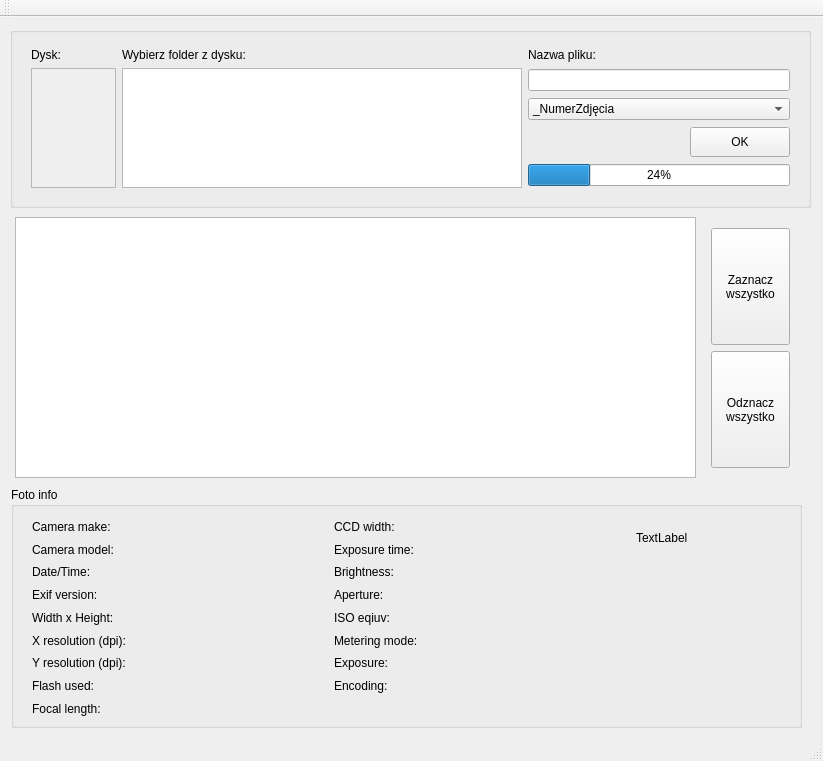
The window that Fotosy/mainwindow.ui (gorecrob/fotosywqt) describes before a commit, drawn with Qt 5.
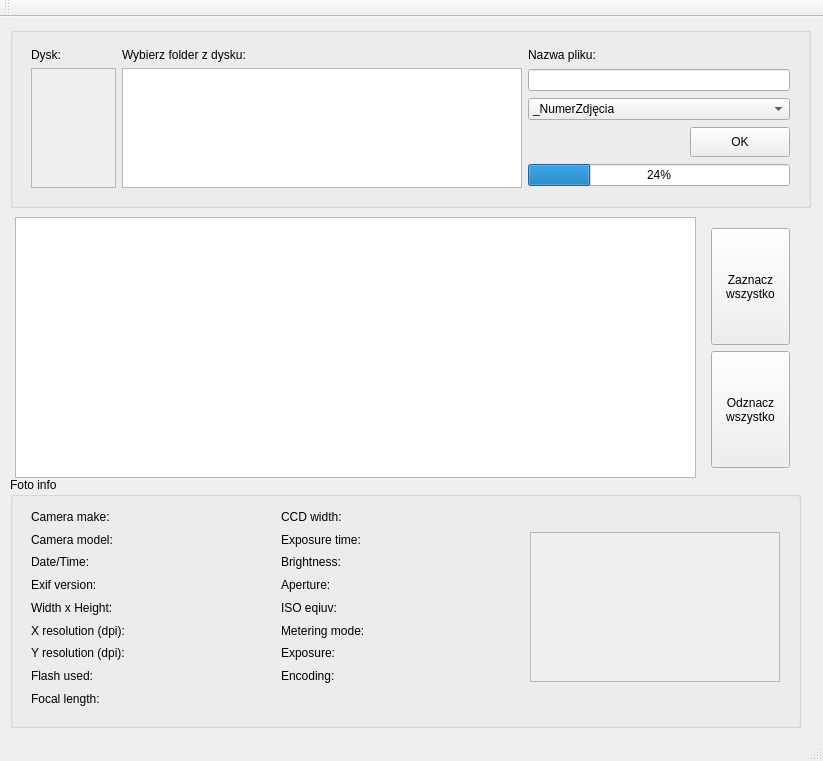
The same window after the commit.

```diff
--- a/Fotosy/mainwindow.ui
+++ b/Fotosy/mainwindow.ui
@@ -244,10 +244,10 @@
    <widget class="QGroupBox" name="groupBox_2">
     <property name="geometry">
      <rect>
-      <x>11</x>
-      <y>470</y>
+      <x>10</x>
+      <y>460</y>
       <width>791</width>
-      <height>241</height>
+      <height>251</height>
      </rect>
     </property>
     <property name="title">
@@ -263,13 +263,6 @@
       </rect>
      </property>
      <layout class="QGridLayout" name="gridLayout_2">
-      <item row="0" column="4" rowspan="2">
-       <widget class="QLabel" name="label_4">
-        <property name="text">
-         <string>TextLabel</string>
-        </property>
-       </widget>
-      </item>
       <item row="0" column="0">
        <widget class="QLabel" name="label_5">
         <property name="sizePolicy">
@@ -670,6 +663,72 @@
         </property>
        </widget>
       </item>
+      <item row="1" column="4" rowspan="7">
+       <widget class="QScrollArea" name="scrollArea_2">
+        <property name="sizePolicy">
+         <sizepolicy hsizetype="Minimum" vsizetype="Minimum">
+          <horstretch>0</horstretch>
+          <verstretch>0</verstretch>
+         </sizepolicy>
+        </property>
+        <property name="minimumSize">
+         <size>
+          <width>250</width>
+          <height>0</height>
+         </size>
+        </property>
+        <property name="maximumSize">
+         <size>
+          <width>250</width>
+          <height>150</height>
+         </size>
+        </property>
+        <property name="widgetResizable">
+         <bool>true</bool>
+        </property>
+        <widget class="QWidget" name="scrollAreaWidgetContents_3">
+         <property name="geometry">
+          <rect>
+           <x>0</x>
+           <y>0</y>
+           <width>246</width>
+           <height>146</height>
+          </rect>
+         </property>
+         <widget class="QLabel" name="label_image">
+          <property name="geometry">
+           <rect>
+            <x>0</x>
+            <y>0</y>
+            <width>250</width>
+            <height>150</height>
+           </rect>
+          </property>
+          <property name="sizePolicy">
+           <sizepolicy hsizetype="Minimum" vsizetype="Minimum">
+            <horstretch>0</horstretch>
+            <verstretch>0</verstretch>
+           </sizepolicy>
+          </property>
+          <property name="minimumSize">
+           <size>
+            <width>250</width>
+            <height>150</height>
+           </size>
+          </property>
+          <property name="maximumSize">
+           <size>
+            <width>250</width>
+            <height>150</height>
+           </size>
+          </property>
+          <property name="text">
+           <string/>
+          </property>
+         </widget>
+        </widget>
+       </widget>
+      </item>
      </layout>
     </widget>
    </widget>
```
